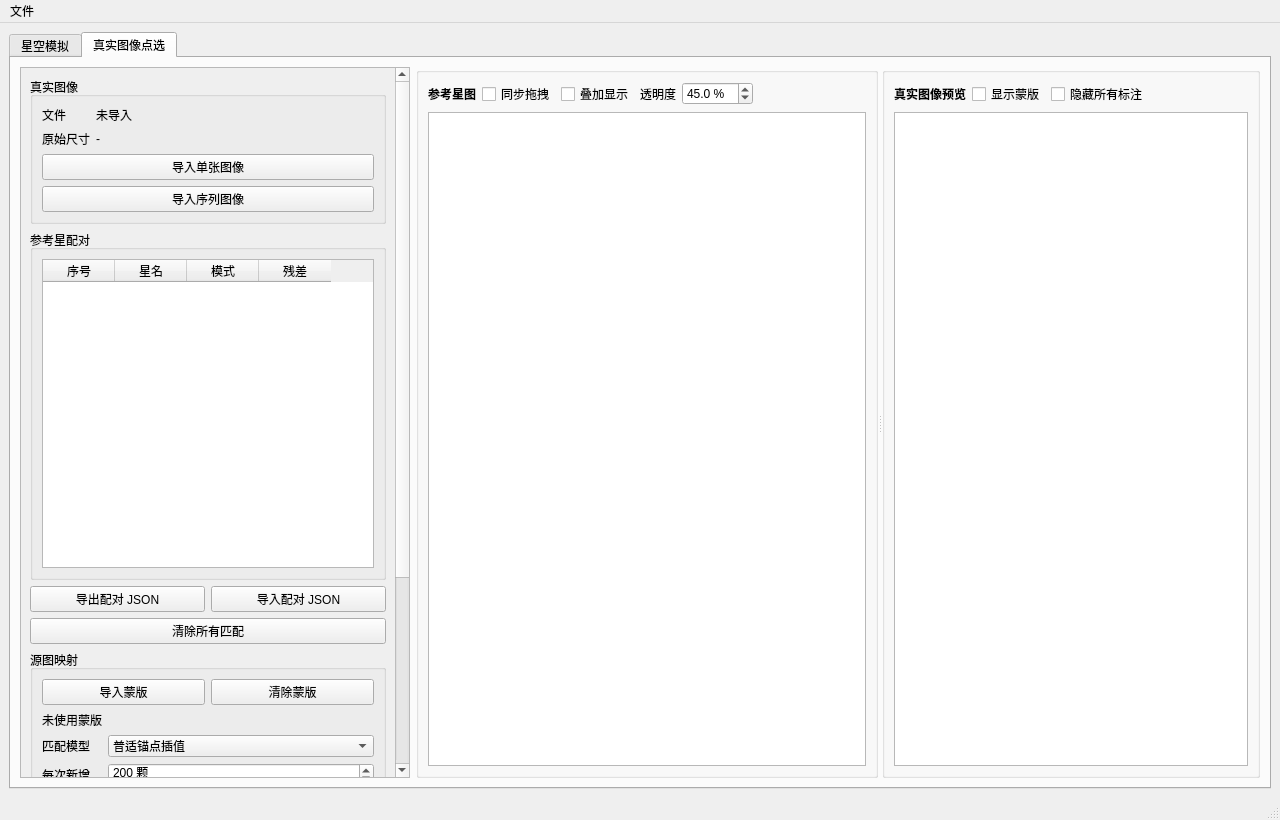
Old version of the form meteoalign/ui/main_window.ui in the repository HG731GZ/HGMeteoTool.
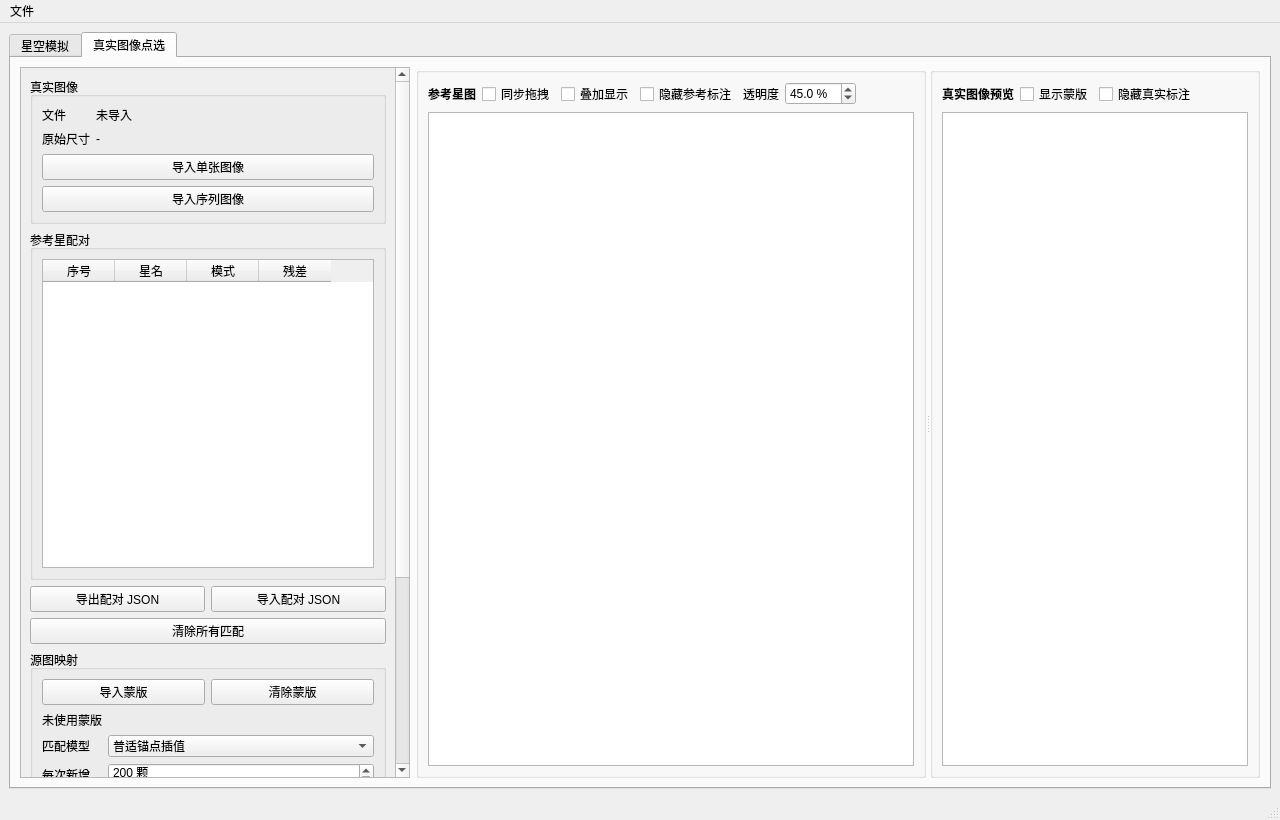
New version of the form. The open tabs and pages were chosen to show the change.

What changed in the file:
```diff
--- a/meteoalign/ui/main_window.ui
+++ b/meteoalign/ui/main_window.ui
@@ -1114,6 +1114,13 @@
                 </property>
                </widget>
               </item>
+              <item>
+               <widget class="QCheckBox" name="checkBoxHideReferenceAnnotations">
+                <property name="text">
+                 <string>隐藏参考标注</string>
+                </property>
+               </widget>
+              </item>
               <item>
                <widget class="QLabel" name="labelReferenceOverlayOpacityTitle">
                 <property name="text">
@@ -1212,7 +1219,7 @@
               <item>
                <widget class="QCheckBox" name="checkBoxHideAllAnnotations">
                 <property name="text">
-                 <string>隐藏所有标注</string>
+                 <string>隐藏真实标注</string>
                 </property>
                </widget>
               </item>
```
Left out of the diff: 2 changed lines with no effect on the pictures.
